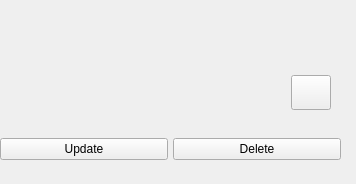
Before: the Qt Designer form src/UI/custom_widgets/showpasswordwidget.ui in Kracocks/ToolBox, drawn with Qt 5.
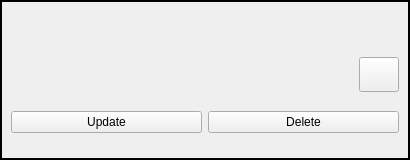
After: the same form once the commit is applied. Icons and pictures are not drawn.

What changed in the file:
```diff
--- a/src/UI/custom_widgets/showpasswordwidget.ui
+++ b/src/UI/custom_widgets/showpasswordwidget.ui
@@ -6,8 +6,8 @@
    <rect>
     <x>0</x>
     <y>0</y>
-    <width>356</width>
-    <height>184</height>
+    <width>410</width>
+    <height>160</height>
    </rect>
   </property>
   <property name="cursor">
@@ -16,34 +16,10 @@
   <property name="windowTitle">
    <string>Form</string>
   </property>
-  <widget class="QWidget" name="layoutWidget">
-   <property name="geometry">
-    <rect>
-     <x>0</x>
-     <y>0</y>
-     <width>341</width>
-     <height>193</height>
-    </rect>
+  <property name="styleSheet">
+   <string notr="true">#ShowPasswordWidget {border: 2px solid black;}</string>
    </property>
    <layout class="QVBoxLayout" name="vb_show_input_widget">
-    <property name="spacing">
-     <number>5</number>
-    </property>
-    <property name="sizeConstraint">
-     <enum>QLayout::SetDefaultConstraint</enum>
-    </property>
-    <property name="leftMargin">
-     <number>0</number>
-    </property>
-    <property name="topMargin">
-     <number>10</number>
-    </property>
-    <property name="rightMargin">
-     <number>0</number>
-    </property>
-    <property name="bottomMargin">
-     <number>10</number>
-    </property>
     <item>
      <widget class="QLabel" name="login_email">
       <property name="sizePolicy">
@@ -66,13 +42,13 @@
     <item>
      <layout class="QHBoxLayout" name="hb_pwd">
       <property name="leftMargin">
-       <number>10</number>
+      <number>0</number>
       </property>
       <property name="topMargin">
        <number>0</number>
       </property>
       <property name="rightMargin">
-       <number>10</number>
+      <number>0</number>
       </property>
       <item>
        <widget class="QLabel" name="login_pwd">
@@ -217,7 +193,6 @@
      </layout>
     </item>
    </layout>
-  </widget>
  </widget>
  <resources/>
  <connections/>
```
Left out of the diff: 11 changed lines with no effect on the pictures. Lines whose indentation alone changed are shown as unchanged.
